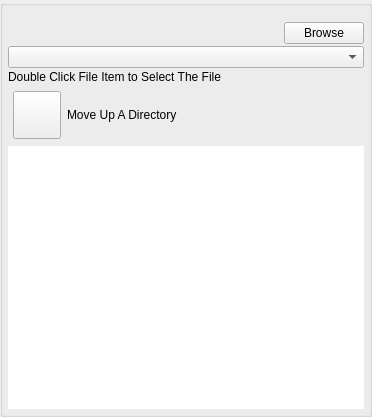
Old version of the form AppsSrc/CommonSrc/Forms/AppletBrowseFiles.ui in the repository brettrjones-github/nolimitconnect.
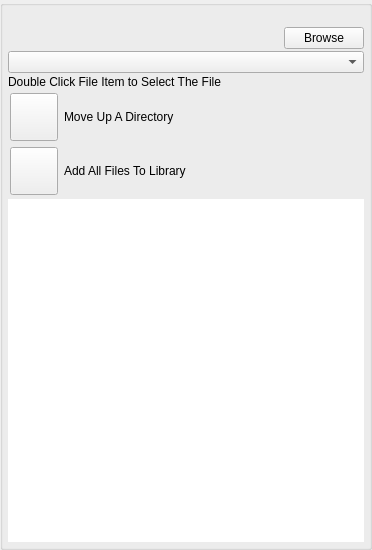
New version of the form. Custom widgets are drawn as their Qt base class.

Commit message: Major Rework of file transfer and library and file share server

Diff of the .ui file:
```diff
--- a/AppsSrc/CommonSrc/Forms/AppletBrowseFiles.ui
+++ b/AppsSrc/CommonSrc/Forms/AppletBrowseFiles.ui
@@ -7,7 +7,7 @@
     <x>0</x>
     <y>0</y>
     <width>372</width>
-    <height>417</height>
+    <height>550</height>
    </rect>
   </property>
   <property name="windowTitle">
@@ -54,7 +54,7 @@
        <number>5</number>
       </property>
       <property name="topMargin">
-       <number>0</number>
+       <number>5</number>
       </property>
       <property name="rightMargin">
        <number>5</number>
@@ -140,16 +140,16 @@
        <widget class="QWidget" name="m_UpDirWidget" native="true">
         <layout class="QHBoxLayout" name="horizontalLayout_2">
          <property name="leftMargin">
-          <number>5</number>
+          <number>2</number>
          </property>
          <property name="topMargin">
-          <number>5</number>
+          <number>2</number>
          </property>
          <property name="rightMargin">
-          <number>5</number>
+          <number>2</number>
          </property>
          <property name="bottomMargin">
-          <number>5</number>
+          <number>2</number>
          </property>
          <item>
           <widget class="VxPushButton" name="m_UpDirectoryButton">
@@ -192,6 +192,62 @@
         </layout>
        </widget>
       </item>
+      <item>
+       <widget class="QWidget" name="m_AddAllWidget" native="true">
+        <layout class="QHBoxLayout" name="horizontalLayout_4">
+         <property name="leftMargin">
+          <number>2</number>
+         </property>
+         <property name="topMargin">
+          <number>2</number>
+         </property>
+         <property name="rightMargin">
+          <number>2</number>
+         </property>
+         <property name="bottomMargin">
+          <number>2</number>
+         </property>
+         <item>
+          <widget class="VxPushButton" name="m_AddAllButton">
+           <property name="minimumSize">
+            <size>
+             <width>48</width>
+             <height>48</height>
+            </size>
+           </property>
+           <property name="maximumSize">
+            <size>
+             <width>48</width>
+             <height>48</height>
+            </size>
+           </property>
+           <property name="text">
+            <string/>
+           </property>
+           <property name="iconSize">
+            <size>
+             <width>48</width>
+             <height>48</height>
+            </size>
+           </property>
+          </widget>
+         </item>
+         <item>
+          <widget class="VxLabel" name="m_AddAllLabel">
+           <property name="sizePolicy">
+            <sizepolicy hsizetype="Expanding" vsizetype="Preferred">
+             <horstretch>0</horstretch>
+             <verstretch>0</verstretch>
+            </sizepolicy>
+           </property>
+           <property name="text">
+            <string>Add All Files To Library</string>
+           </property>
+          </widget>
+         </item>
+        </layout>
+       </widget>
+      </item>
       <item>
        <widget class="QListWidget" name="FileItemList">
         <property name="font">
```
Left out of the diff: 6 changed lines with no effect on the pictures. The commit also changes 649 other files.
